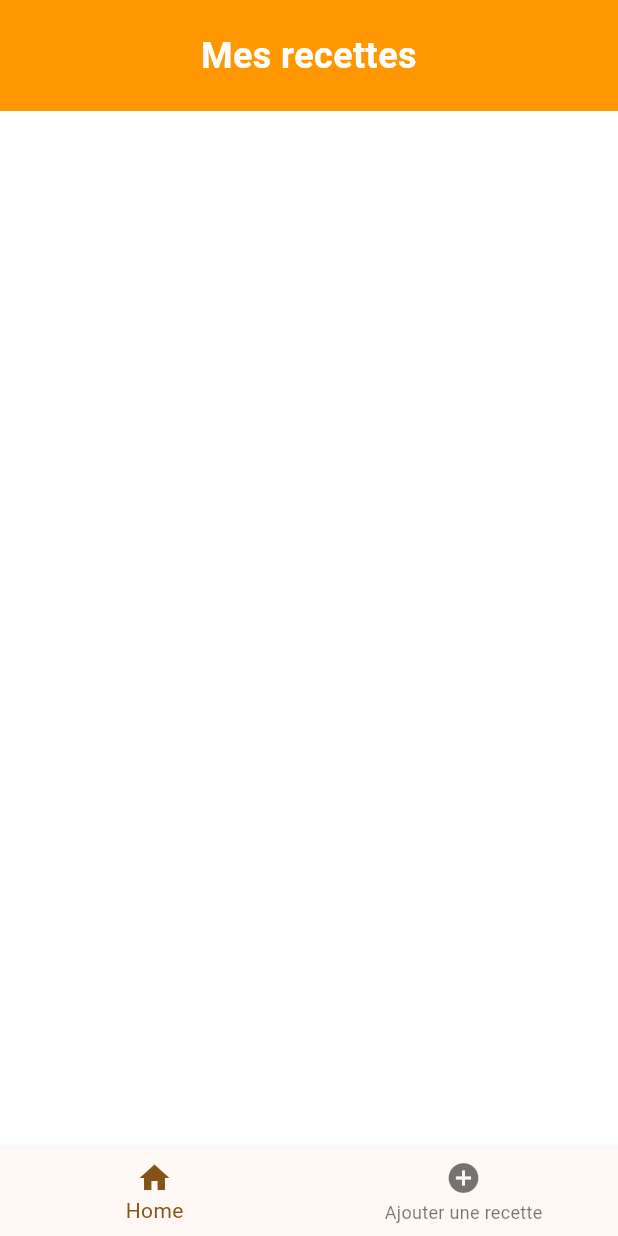
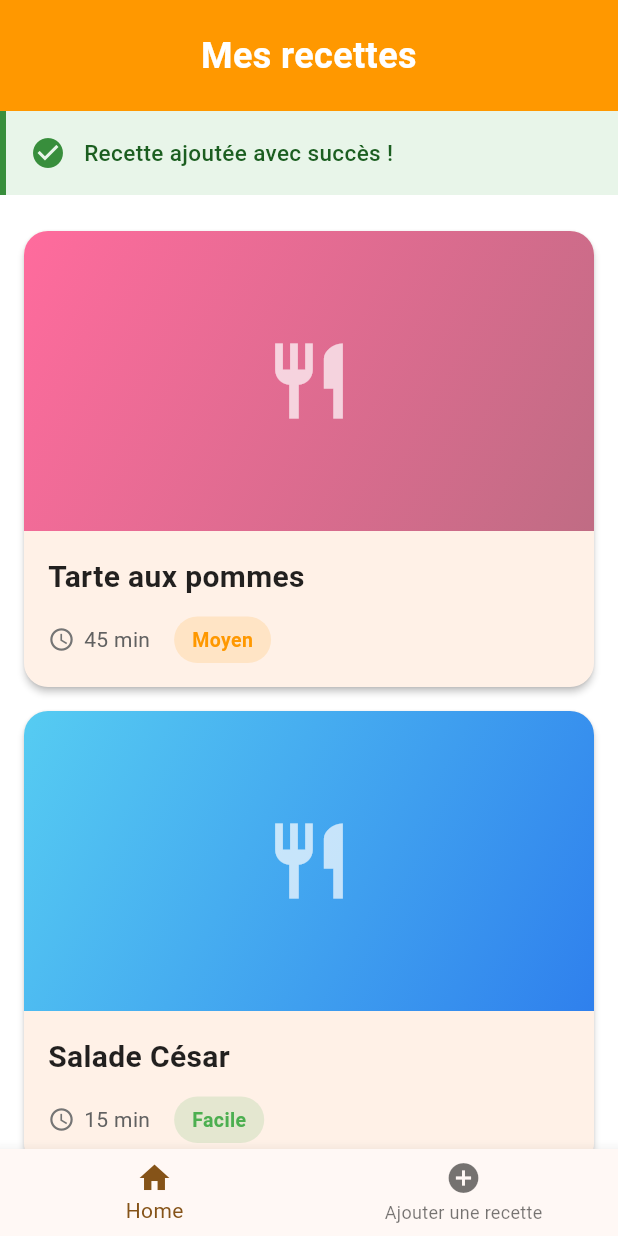
Before and after one commit to MVergnais/recettes_app, a Flutter app: the screen it shows after launch, on a phone screen of 412 x 824 dp. Run offline on Flutter 3.47's test engine with Material 3 defaults, Android fonts, the phone set to English and light mode, and no system bars.

Commit message:
add data recipes

```diff
--- a/lib/screens/home.dart
+++ b/lib/screens/home.dart
@@ -1,7 +1,8 @@
-
 import 'package:flutter/material.dart';
+import '../widgets/succes_message.dart';
 import '../widgets/header_section.dart';
 import '../widgets/navigation_bar_app.dart';
+import '../widgets/recipe_card.dart';
 
 class HomePage extends StatelessWidget {
   const HomePage({super.key});
@@ -10,16 +11,45 @@ class HomePage extends StatelessWidget {
   Widget build(BuildContext context) {
     return Scaffold(
       backgroundColor: Colors.white,
-      body: SingleChildScrollView(
-        child: Column(
-          crossAxisAlignment: CrossAxisAlignment.start,
-          children: <Widget>[
-            HeaderSection(title: 'Mes recettes', showBackButton: false),
-            SizedBox(height: 16),
-          ],
-        ),
+      body: Column(
+        children: [
+          const HeaderSection(
+            title: 'Mes recettes',
+            showBackButton: false,
+          ),
+          // Bannière de succès (optionnelle)
+          const SuccessMessage(
+            message: 'Recette ajoutée avec succès !',
+          ),
+          // Liste des recettes
+          Expanded(
+            child: ListView(
+              padding: const EdgeInsets.symmetric(vertical: 16),
+              children: [
+                RecipeCard(
+                  title: 'Tarte aux pommes',
+                  duration: 45,
+                  difficulty: 'Moyen',
+                  imageUrl: null,
+                  onTap: () {
+                    Navigator.pushNamed(context, '/detail');
+                  },
+                ),
+                RecipeCard(
+                  title: 'Salade César',
+                  duration: 15,
+                  difficulty: 'Facile',
+                  imageUrl: null,
+                  onTap: () {
+                    Navigator.pushNamed(context, '/detail');
+                  },
+                ),
+              ],
+            ),
+          ),
+        ],
       ),
-      bottomNavigationBar: NavigationBarApp(),
+      bottomNavigationBar: const NavigationBarApp(),
     );
   }
 }
--- /dev/null
+++ b/lib/widgets/recipe_card.dart
@@ -0,0 +1,173 @@
+import 'package:flutter/material.dart';
+
+class RecipeCard extends StatelessWidget {
+  final String title;
+  final int duration;
+  final String difficulty;
+  final String? imageUrl;
+  final VoidCallback onTap;
+
+  const RecipeCard({
+    Key? key,
+    required this.title,
+    required this.duration,
+    required this.difficulty,
+    this.imageUrl,
+    required this.onTap,
+  }) : super(key: key);
+
+  @override
+  Widget build(BuildContext context) {
+    return Card(
+      margin: const EdgeInsets.symmetric(horizontal: 16, vertical: 8),
+      elevation: 2,
+      shape: RoundedRectangleBorder(
+        borderRadius: BorderRadius.circular(16),
+      ),
+      child: InkWell(
+        onTap: onTap,
+        borderRadius: BorderRadius.circular(16),
+        child: Column(
+          crossAxisAlignment: CrossAxisAlignment.start,
+          children: [
+            // Image avec dégradé
+            ClipRRect(
+              borderRadius: const BorderRadius.vertical(
+                top: Radius.circular(16),
+              ),
+              child: Container(
+                height: 200,
+                width: double.infinity,
+                decoration: BoxDecoration(
+                  gradient: getGradientForDifficulty(difficulty),
+                ),
+                child: imageUrl != null
+                    ? Image.network(
+                  imageUrl!,
+                  height: 200,
+                  width: double.infinity,
+                  fit: BoxFit.cover,
+                  errorBuilder: (context, error, stackTrace) {
+                    return buildPlaceholder();
+                  },
+                )
+                    : buildPlaceholder(),
+              ),
+            ),
+            // Informations
+            Padding(
+              padding: const EdgeInsets.all(16),
+              child: Column(
+                crossAxisAlignment: CrossAxisAlignment.start,
+                children: [
+                  Text(
+                    title,
+                    style: const TextStyle(
+                      fontSize: 20,
+                      fontWeight: FontWeight.bold,
+                      color: Colors.black87,
+                    ),
+                  ),
+                  const SizedBox(height: 12),
+                  Row(
+                    children: [
+                      Icon(
+                        Icons.access_time,
+                        size: 18,
+                        color: Colors.grey.shade600,
+                      ),
+                      const SizedBox(width: 6),
+                      Text(
+                        '$duration min',
+                        style: TextStyle(
+                          fontSize: 14,
+                          color: Colors.grey.shade700,
+                        ),
+                      ),
+                      const SizedBox(width: 16),
+                      buildDifficultyBadge(difficulty),
+                    ],
+                  ),
+                ],
+              ),
+            ),
+          ],
+        ),
+      ),
+    );
+  }
+  Widget buildPlaceholder() {
+    return Center(
+      child: Icon(
+        Icons.restaurant,
+        size: 60,
+        color: Colors.white.withOpacity(0.7),
+      ),
+    );
+  }
+
+  LinearGradient getGradientForDifficulty(String difficulty) {
+    switch (difficulty) {
+      case 'Facile':
+        return const LinearGradient(
+          colors: [Color(0xFF56CCF2), Color(0xFF2F80ED)],
+          begin: Alignment.topLeft,
+          end: Alignment.bottomRight,
+        );
+      case 'Moyen':
+        return const LinearGradient(
+          colors: [Color(0xFFFF6B9D), Color(0xFFC06C84)],
+          begin: Alignment.topLeft,
+          end: Alignment.bottomRight,
+        );
+      case 'Difficile':
+        return const LinearGradient(
+          colors: [Color(0xFFFF6B6B), Color(0xFFEE5A6F)],
+          begin: Alignment.topLeft,
+          end: Alignment.bottomRight,
+        );
+      default:
+        return const LinearGradient(
+          colors: [Color(0xFF9E9E9E), Color(0xFF757575)],
+          begin: Alignment.topLeft,
+          end: Alignment.bottomRight,
+        );
+    }
+  }
+
+  Widget buildDifficultyBadge(String difficulty) {
+    Color color;
+    switch (difficulty) {
+      case 'Facile':
+        color = Colors.green;
+        break;
+      case 'Moyen':
+        color = Colors.orange;
+        break;
+      case 'Difficile':
+        color = Colors.red;
+        break;
+      default:
+        color = Colors.grey;
+    }
+
+    return Container(
+      padding: const EdgeInsets.symmetric(
+        horizontal: 12,
+        vertical: 6,
+      ),
+      decoration: BoxDecoration(
+        color: color.withOpacity(0.15),
+        borderRadius: BorderRadius.circular(20),
+      ),
+      child: Text(
+        difficulty,
+        style: TextStyle(
+          fontSize: 13,
+          fontWeight: FontWeight.w600,
+          color: color,
+        ),
+      ),
+    );
+  }
+}
--- /dev/null
+++ b/lib/widgets/succes_message.dart
@@ -0,0 +1,47 @@
+import 'package:flutter/material.dart';
+
+class SuccessMessage extends StatelessWidget {
+  final String message;
+
+  const SuccessMessage({
+    Key? key,
+    required this.message,
+  }) : super(key: key);
+
+  @override
+  Widget build(BuildContext context) {
+    return Container(
+      width: double.infinity,
+      padding: const EdgeInsets.all(16),
+      decoration: BoxDecoration(
+        color: Colors.green.shade50,
+        border: Border(
+          left: BorderSide(
+            color: Colors.green.shade700,
+            width: 4,
+          ),
+        ),
+      ),
+      child: Row(
+        children: [
+          Icon(
+            Icons.check_circle,
+            color: Colors.green.shade700,
+            size: 24,
+          ),
+          const SizedBox(width: 12),
+          Expanded(
+            child: Text(
+              message,
+              style: TextStyle(
+                color: Colors.green.shade900,
+                fontWeight: FontWeight.w500,
+                fontSize: 15,
+              ),
+            ),
+          ),
+        ],
+      ),
+    );
+  }
+}
```
Also changed, not shown: lib/models/data/initial_recipes.dart (added, +139 -0 lines).
